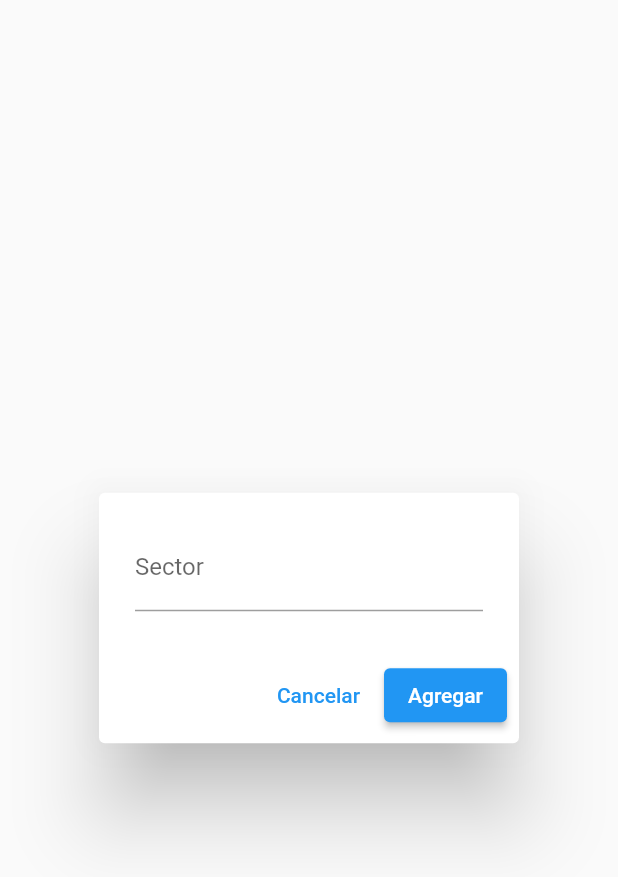
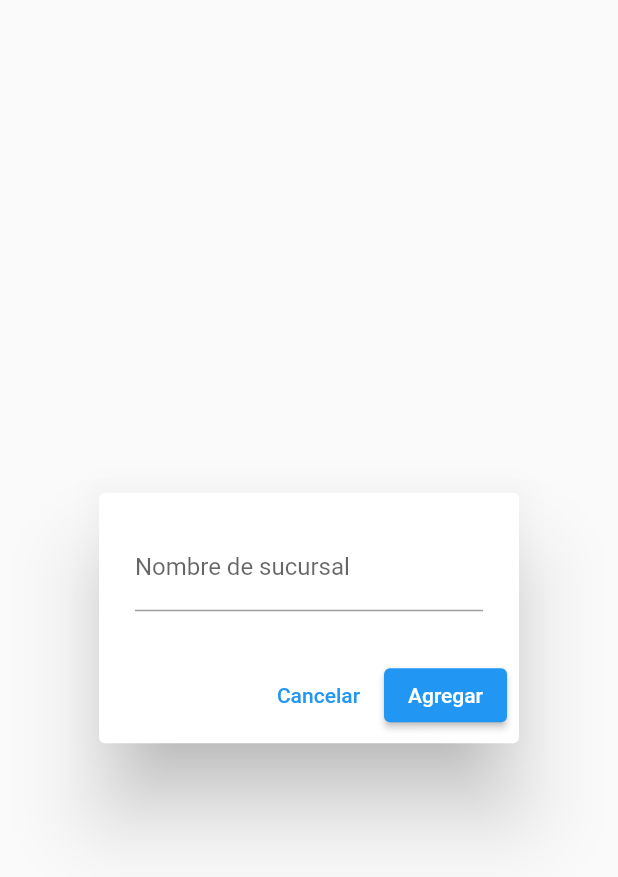
Before and after one commit to Akrata/soporte_app, a Flutter app: the FormAgregarSucursal widget shown alone on an empty page, opened directly, on a phone screen of 412 x 824 dp. Shown: the top 877 px of the screen. Run offline on Flutter 3.47's test engine with Material 2 defaults, Android fonts, the phone set to English and light mode, and no system bars; our stand-ins replace pdf, pocketbase, printing; missing offline and left inert: window_manager; accounts and stored records are empty; network calls fail.

Commit message:
mini fix

```diff
--- a/lib/widgets/form_agregar_sucursal.dart
+++ b/lib/widgets/form_agregar_sucursal.dart
@@ -18,7 +18,7 @@ class FormAgregarSucursal extends StatelessWidget {
             mainAxisSize: MainAxisSize.min,
             children: [
               TextFormField(
-                decoration: InputDecoration(labelText: 'Sector'),
+                decoration: InputDecoration(labelText: 'Nombre de sucursal'),
                 // onChanged: (value) =>
                 //     sucursal.sucursalParaAgregar.nombre = value,
               ),
```
Also changed, not shown: lib/providers/request_template.dart (+6 -4 lines).
